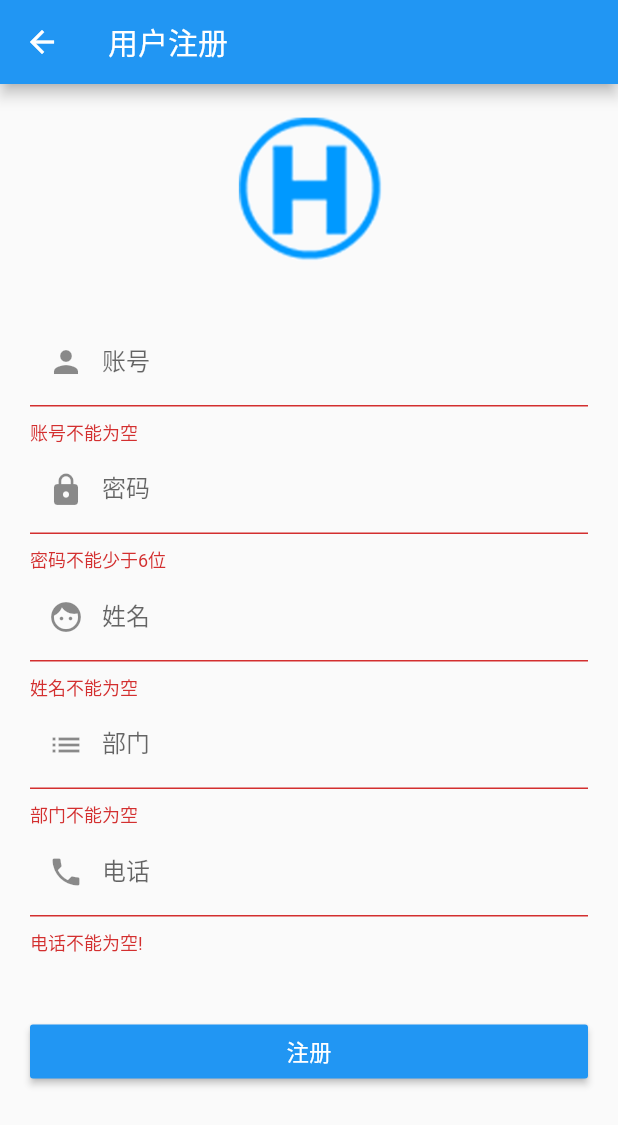
After one commit to qilanjie/zhyq_repair_client_flutter, a Flutter app: the Register screen opened by its route, after a tap on "注册", on a phone screen of 412 x 824 dp. The commit adds this screen. Shown: the top 1125 px of the screen. Run offline on Flutter 3.47's test engine with Material 2 defaults, Android fonts, the phone set to English and light mode, and no system bars; our stand-ins replace card_swiper, dio, shared_preferences; accounts and stored records are empty.

Commit message:
Signed-off-by: qiwenhua <qilanjie@126.com>

```diff
--- /dev/null
+++ b/lib/register.dart
@@ -0,0 +1,172 @@
+import 'dart:convert';
+
+import 'package:flutter/cupertino.dart';
+import 'package:flutter/material.dart';
+
+import 'dio_util.dart';
+
+class Register extends StatelessWidget {
+  var loginForm = {
+    'userName': "",
+    'userPassword': '',
+    'name': '',
+    'department': '',
+    'mobile': ''
+  };
+  final _formKey = GlobalKey<FormState>();
+
+  @override
+  Widget build(BuildContext context) {
+    return Scaffold(
+      appBar: AppBar(
+        title: Text("用户注册"),
+      ),
+      body: Scrollbar(child: SingleChildScrollView(child: Form(
+    key: _formKey,
+      autovalidateMode: AutovalidateMode.onUserInteraction,
+      child: Column(
+        children: <Widget>[
+          Divider(
+            height: 8,
+            color: Color.fromARGB(0, 0, 0, 0),
+          ),
+          Align(
+            alignment: Alignment.center,
+            child: CircleAvatar(
+              backgroundImage: AssetImage(
+                "images/logo.png",
+              ),
+              backgroundColor: Colors.transparent,
+              radius: 60.0,
+            ),
+          ),
+          Divider(
+            height: 8,
+            color: Color.fromARGB(0, 0, 0, 0),
+          ),
+          Align(
+              child: Padding(
+                padding: EdgeInsets.all(20),
+                child: Column(children: <Widget>[
+                  TextFormField(
+                    decoration: InputDecoration(
+                      labelText: "账号",
+                      prefixIcon: new Icon(Icons.person),
+                    ),
+                    validator: (v) {
+                      return v!.trim().length > 0 ? null : "账号不能为空";
+                    },
+                    onSaved: (value) {
+                      loginForm['userName'] = value!;
+                    },
+                  ),
+                  TextFormField(
+                    keyboardType: TextInputType.visiblePassword,
+                    decoration: InputDecoration(
+                      labelText: "密码",
+                      prefixIcon: new Icon(Icons.lock),
+                    ),
+                    obscureText: true,
+                    validator: (v) {
+                      return v!.trim().length > 5 ? null : "密码不能少于6位";
+                    },
+                    onSaved: (value) {
+                      loginForm['userPassword'] = value!;
+                    },
+                  ),
+                  TextFormField(
+                    decoration: InputDecoration(
+                      labelText: "姓名",
+                      prefixIcon: new Icon(Icons.face),
+                    ),
+                    validator: (v) {
+                      return v!.trim().length > 0 ? null : "姓名不能为空";
+                    },
+                    onSaved: (value) {
+                      loginForm['name'] = value!;
+                    },
+                  ),
+                  TextFormField(
+                    decoration: InputDecoration(
+                      labelText: "部门",
+                      prefixIcon: new Icon(Icons.list),
+                    ),
+                    validator: (v) {
+                      return v!.trim().length > 0 ? null : "部门不能为空";
+                    },
+                    onSaved: (value) {
+                      loginForm['department'] = value!;
+                    },
+                  ),
+                  TextFormField(
+                    decoration: InputDecoration(
+                      labelText: "电话",
+                      prefixIcon: new Icon(Icons.phone),
+                    ),
+                    validator: (v) {
+                      // 正则匹配手机号
+                      RegExp exp = RegExp(
+                          r'^((13[0-9])|(14[0-9])|(15[0-9])|(16[0-9])|(17[0-9])|(18[0-9])|(19[0-9]))\d{8}$');
+                      if (v!.isEmpty) {
+                        return '电话不能为空!';
+                      } else if (!exp.hasMatch(v)) {
+                        return '请输入正确手机号!';
+                      }
+                      return null;
+                    },
+                    onSaved: (value) {
+                      loginForm['mobile'] = value!;
+                    },
+                  ),
+                ]),
+              )),
+          Align(
+            child: Padding(
+              padding: EdgeInsets.all(20),
+              child: MaterialButton(
+                color: Colors.blue,
+                minWidth: double.infinity,
+                textColor: Colors.white,
+                onPressed: () async {
+                  if ((_formKey.currentState as FormState).validate()) {
+                    //验证通过提交数据
+
+
+                    _formKey.currentState?.save();
+
+                    print(loginForm);
+                    var result =
+                        await DioUtil().dio_requset("register", method: "post", params: loginForm//buzhidao
+                    );
+                    var person = json.decode(result.toString());
+                    print(person);
+
+                    ScaffoldMessenger.of(context).removeCurrentSnackBar();
+                    ScaffoldMessenger.of(context).showSnackBar(SnackBar(
+                      backgroundColor: Colors.blue,
+                      content: Text(
+                        person['meta']['msg'],
+                        textAlign: TextAlign.center,
+                        style: TextStyle(fontSize: 18),
+                      ),
+                      // duration: const Duration(seconds: 2),
+                    ));
+                    if(person['meta']['status']==200){
+                      Navigator.of(context).pop();
+                    }
+                  }
+                },
+                child: Text(
+                  '注册',
+                  style: TextStyle(fontSize: 15),
+                ),
+              ),
+            ),
+            alignment: Alignment.bottomCenter,
+          ),
+        ],
+      ),
+    ))
+          )
+    );
+}}
--- a/pubspec.yaml
+++ b/pubspec.yaml
@@ -38,6 +38,7 @@ dependencies:
   dio: ^4.0.4
   shared_preferences: ^2.0.12
   font_awesome_flutter: ^9.2.0
+  card_swiper : ^2.0.1
 
 dev_dependencies:
   flutter_test:
```
Also changed, not shown: lib/home.dart (added, +18 -0 lines), lib/login.dart (+57 -15 lines), lib/main.dart (+41 -28 lines), images/0.png (added), images/1.png (added), images/2.png (added), images/3.png (added), pubspec.lock.
